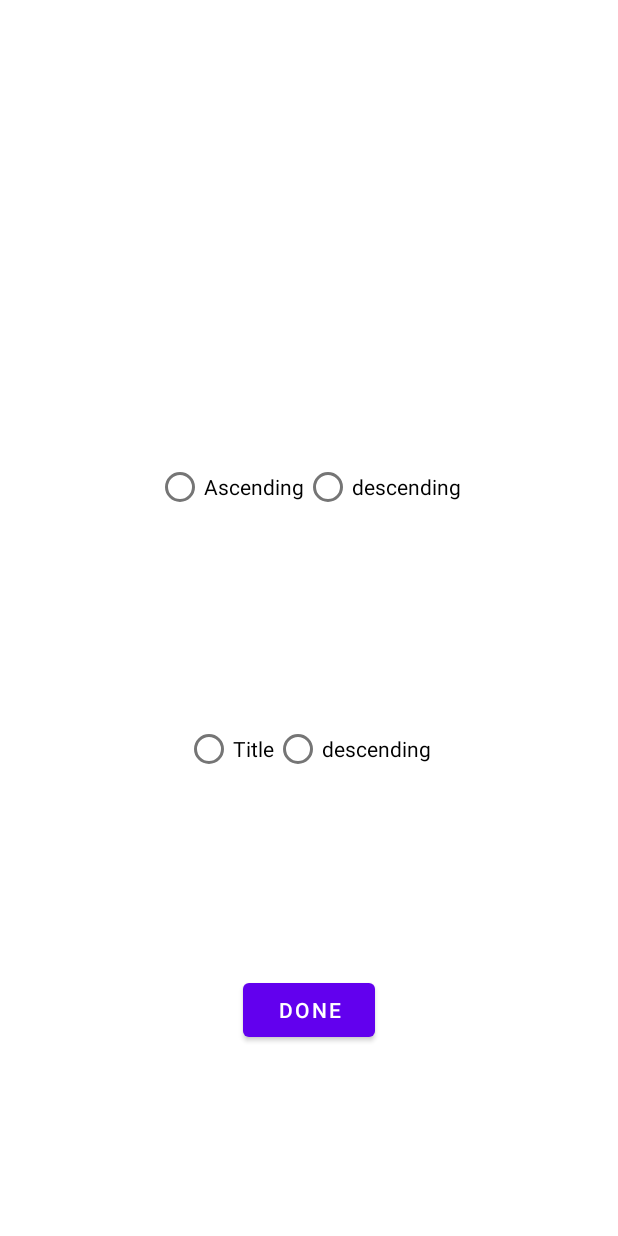
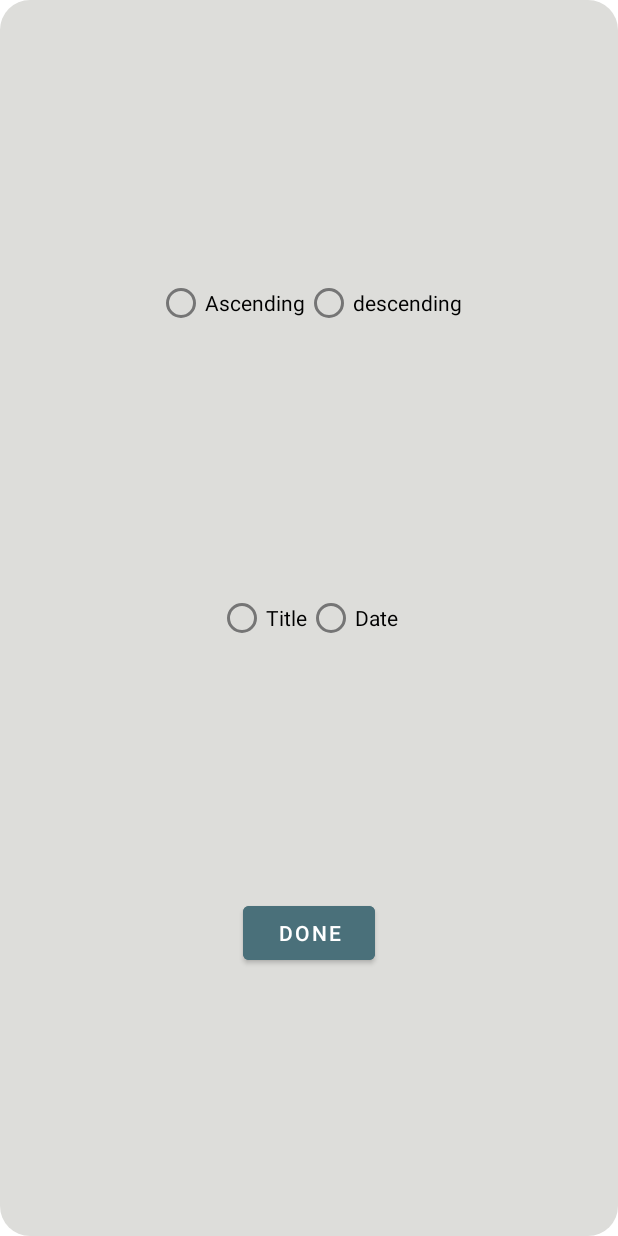
Before and after one commit to x1ang77/WordPadSubmission, an Android app: the layout sort_dialog.xml on its own in the app's theme, with its tools: preview values and no code run, on a phone screen of 412 x 824 dp. Run offline under Robolectric (Android 15) with nearby library versions, the phone set to English and light mode, and no system bars.

Commit message:
sort works

```diff
--- /dev/null
+++ b/app/src/main/res/drawable/ic_empty.xml
@@ -0,0 +1,5 @@
+<vector android:height="24dp" android:tint="@color/aqua"
+    android:viewportHeight="24" android:viewportWidth="24"
+    android:width="24dp" xmlns:android="http://schemas.android.com/apk/res/android">
+    <path android:fillColor="@android:color/white" android:pathData="M14,2L6,2c-1.1,0 -1.99,0.9 -1.99,2L4,20c0,1.1 0.89,2 1.99,2L18,22c1.1,0 2,-0.9 2,-2L20,8l-6,-6zM16,18L8,18v-2h8v2zM16,14L8,14v-2h8v2zM13,9L13,3.5L18.5,9L13,9z"/>
+</vector>
--- /dev/null
+++ b/app/src/main/res/drawable/rounded_dialog.xml
@@ -0,0 +1,9 @@
+<?xml version="1.0" encoding="utf-8"?>
+<selector xmlns:android="http://schemas.android.com/apk/res/android">
+<item android:state_enabled="true">
+    <shape android:shape="rectangle">
+        <solid android:color="@color/app_bg"/>
+        <corners android:radius="20dp"/>
+    </shape>
+</item>
+</selector>
--- a/app/src/main/res/drawable/search_input.xml
+++ b/app/src/main/res/drawable/search_input.xml
@@ -2,12 +2,16 @@
 <selector xmlns:android="http://schemas.android.com/apk/res/android">
     <item android:state_enabled="true" android:state_focused="true">
         <shape android:shape="rectangle">
-            <stroke android:width="0dp" />
+            <solid android:color="@color/coral" />
+            <stroke android:width="2dp" android:color="@color/blue" />
+            <corners android:radius="8dp" />
         </shape>
     </item>
     <item android:state_enabled="true">
         <shape android:shape="rectangle">
+            <solid android:color="@color/coral" />
             <stroke android:width="0dp" />
+            <corners android:radius="8dp" />
         </shape>
     </item>
 </selector>
--- a/app/src/main/res/layout/item_layout_search.xml
+++ b/app/src/main/res/layout/item_layout_search.xml
@@ -4,6 +4,7 @@
     android:background="@color/blue"
     android:orientation="horizontal"
     android:paddingVertical="16dp"
+    android:paddingHorizontal="8dp"
     android:weightSum="1"
     xmlns:android="http://schemas.android.com/apk/res/android">
 
--- a/app/src/main/res/layout/sort_dialog.xml
+++ b/app/src/main/res/layout/sort_dialog.xml
@@ -3,14 +3,30 @@
     xmlns:app="http://schemas.android.com/apk/res-auto"
     xmlns:tools="http://schemas.android.com/tools"
     android:layout_width="match_parent"
+    android:paddingVertical="@dimen/xs"
+    android:background="@drawable/rounded_dialog"
     android:layout_height="match_parent">
 
+    <TextView
+        android:id="@+id/tvWarning"
+        android:layout_width="wrap_content"
+        android:layout_height="wrap_content"
+        android:layout_marginTop="32dp"
+        android:text="Make sure to select sorting order and type"
+        android:textColor="@color/mauve"
+        android:textStyle="bold"
+        android:visibility="gone"
+        app:layout_constraintBottom_toTopOf="@id/radioGroup"
+        app:layout_constraintEnd_toEndOf="parent"
+        app:layout_constraintStart_toStartOf="parent"
+        app:layout_constraintTop_toTopOf="parent" />
 
     <Button
         android:id="@+id/btnDone"
         android:layout_width="wrap_content"
         android:layout_height="wrap_content"
         android:text="done"
+        android:backgroundTint="@color/blue"
         app:layout_constraintBottom_toBottomOf="parent"
         app:layout_constraintEnd_toEndOf="parent"
         app:layout_constraintStart_toStartOf="parent"
@@ -20,16 +36,12 @@
         android:id="@+id/radioGroup"
         android:layout_width="wrap_content"
         android:layout_height="wrap_content"
-        app:layout_constraintBottom_toTopOf="@+id/btnDone"
+        android:orientation="horizontal"
+        app:layout_constraintBottom_toTopOf="@+id/radioGroup2"
         app:layout_constraintEnd_toEndOf="parent"
-        app:layout_constraintHorizontal_bias="0.497"
+        app:layout_constraintHorizontal_bias="0.5"
         app:layout_constraintStart_toStartOf="parent"
-        app:layout_constraintTop_toTopOf="parent">
-        <LinearLayout
-            android:layout_width="match_parent"
-            android:layout_height="wrap_content"
-            android:gravity="center"
-            android:orientation="horizontal">
+        app:layout_constraintTop_toBottomOf="@id/tvWarning">
 
         <RadioButton
             android:id="@+id/btnAsc"
@@ -42,22 +54,18 @@
             android:layout_width="wrap_content"
             android:layout_height="wrap_content"
             android:text="descending" />
-        </LinearLayout>
     </RadioGroup>
+
     <RadioGroup
         android:id="@+id/radioGroup2"
         android:layout_width="wrap_content"
         android:layout_height="wrap_content"
+        android:orientation="horizontal"
         app:layout_constraintBottom_toTopOf="@+id/btnDone"
         app:layout_constraintEnd_toEndOf="parent"
         app:layout_constraintHorizontal_bias="0.497"
         app:layout_constraintStart_toStartOf="parent"
         app:layout_constraintTop_toBottomOf="@id/radioGroup">
-        <LinearLayout
-            android:layout_width="match_parent"
-            android:layout_height="wrap_content"
-            android:gravity="center"
-            android:orientation="horizontal">
 
         <RadioButton
             android:id="@+id/btnTitle"
@@ -69,7 +77,6 @@
             android:id="@+id/btnDate"
             android:layout_width="wrap_content"
             android:layout_height="wrap_content"
-                android:text="descending" />
-        </LinearLayout>
+            android:text="Date" />
     </RadioGroup>
 </androidx.constraintlayout.widget.ConstraintLayout>
--- a/app/src/main/res/values/colors.xml
+++ b/app/src/main/res/values/colors.xml
@@ -12,4 +12,5 @@
     <color name="aqua">#7697a0</color>
     <color name="blue">#4a707a</color>
     <color name="lightBlue">#8d99ae</color>
+    <color name="mauve">#F06292</color>
 </resources>
--- a/app/src/main/res/values/styles.xml
+++ b/app/src/main/res/values/styles.xml
@@ -20,7 +20,7 @@
     <style name="WordPad.AlertDialog.Positive.Button" parent="ShapeAppearanceOverlay.Material3.Button">
         <item name="android:backgroundTint">@color/teal_200</item>
         <item name="android:textColor">@color/black</item>
-        <item name="minHeight">436dp</item>
+        <item name="minHeight">500dp</item>
         <item name="minWidth">50dp</item>
         <item name="android:textSize">12sp</item>
         <item name="android:gravity">center</item>
```
Also changed, not shown: app/src/main/java/com/nathalie/wordpad/ui/CompletedWordsFragment.kt (+59 -0 lines), app/src/main/java/com/nathalie/wordpad/ui/WordsFragment.kt (+43 -1 lines), app/src/main/java/com/nathalie/wordpad/viewModels/CompletedWordsViewModel.kt (+18 -0 lines), app/src/main/java/com/nathalie/wordpad/viewModels/WordsViewModel.kt (+16 -6 lines), app/src/main/res/layout/fragment_words.xml (+24 -0 lines). Lines whose indentation alone changed are shown as unchanged.
